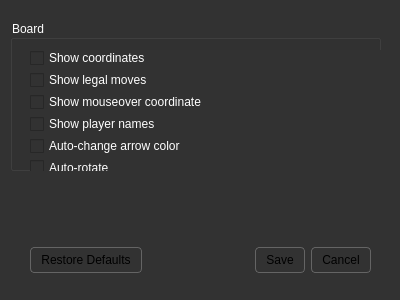
GammaDeltaII/4PlayerChess, file ui/settings.ui: the form before one commit.
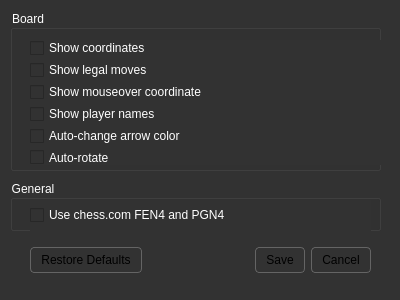
The form after the commit.

Commit message: Added compatibility with chess.com FEN4 and PGN4. Added (editable) player rating to name label.

What changed in the file:
```diff
--- a/ui/settings.ui
+++ b/ui/settings.ui
@@ -54,9 +54,9 @@
    <property name="geometry">
     <rect>
      <x>10</x>
-     <y>20</y>
+     <y>10</y>
      <width>371</width>
-     <height>151</height>
+     <height>161</height>
     </rect>
    </property>
    <property name="title">
@@ -117,6 +117,38 @@
     </layout>
    </widget>
   </widget>
+  <widget class="QGroupBox" name="general">
+   <property name="geometry">
+    <rect>
+     <x>10</x>
+     <y>180</y>
+     <width>371</width>
+     <height>51</height>
+    </rect>
+   </property>
+   <property name="title">
+    <string>General</string>
+   </property>
+   <widget class="QWidget" name="layoutWidget_3">
+    <property name="geometry">
+     <rect>
+      <x>20</x>
+      <y>20</y>
+      <width>341</width>
+      <height>31</height>
+     </rect>
+    </property>
+    <layout class="QVBoxLayout" name="verticalLayout_3">
+     <item>
+      <widget class="QCheckBox" name="chesscom">
+       <property name="text">
+        <string>Use chess.com FEN4 and PGN4</string>
+       </property>
+      </widget>
+     </item>
+    </layout>
+   </widget>
+  </widget>
  </widget>
  <resources/>
  <connections>
```
Left out of the diff: 2 changed lines with no effect on the pictures. The commit also changes 7 other files.
